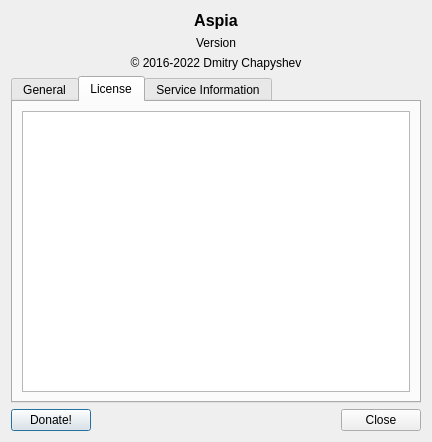
Qt form source/common/ui/about_dialog.ui (dchapyshev/aspia) before a commit.
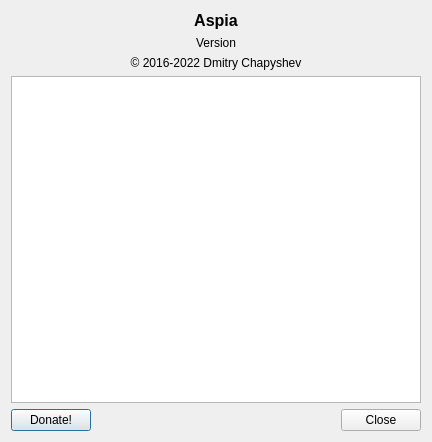
The same form after that commit. The open tabs and pages were chosen to show the change. Icons and pictures are not drawn.

Commit message: Simplify about dialog.

```diff
--- a/source/common/ui/about_dialog.ui
+++ b/source/common/ui/about_dialog.ui
@@ -13,7 +13,7 @@
   <property name="windowTitle">
    <string>About</string>
   </property>
-  <layout class="QVBoxLayout" name="verticalLayout_2">
+  <layout class="QVBoxLayout" name="verticalLayout">
    <item>
     <widget class="QLabel" name="label_name">
      <property name="font">
@@ -52,26 +52,16 @@
     </widget>
    </item>
    <item>
-    <widget class="QTabWidget" name="tabWidget">
-     <property name="currentIndex">
-      <number>0</number>
-     </property>
-     <widget class="QWidget" name="tab_general">
-      <attribute name="title">
-       <string>General</string>
-      </attribute>
-      <layout class="QVBoxLayout" name="verticalLayout">
-       <item>
         <widget class="QTextBrowser" name="text_edit">
          <property name="readOnly">
           <bool>true</bool>
          </property>
          <property name="html">
           <string notr="true">&lt;!DOCTYPE HTML PUBLIC &quot;-//W3C//DTD HTML 4.0//EN&quot; &quot;http://www.w3.org/TR/REC-html40/strict.dtd&quot;&gt;
-&lt;html&gt;&lt;head&gt;&lt;meta name=&quot;qrichtext&quot; content=&quot;1&quot; /&gt;&lt;style type=&quot;text/css&quot;&gt;
+&lt;html&gt;&lt;head&gt;&lt;meta name=&quot;qrichtext&quot; content=&quot;1&quot; /&gt;&lt;meta charset=&quot;utf-8&quot; /&gt;&lt;style type=&quot;text/css&quot;&gt;
 p, li { white-space: pre-wrap; }
-&lt;/style&gt;&lt;/head&gt;&lt;body style=&quot; font-family:'MS Shell Dlg 2'; font-size:8.25pt; font-weight:400; font-style:normal;&quot;&gt;
-&lt;p style=&quot;-qt-paragraph-type:empty; margin-top:0px; margin-bottom:0px; margin-left:0px; margin-right:0px; -qt-block-indent:0; text-indent:0px;&quot;&gt;&lt;br /&gt;&lt;/p&gt;&lt;/body&gt;&lt;/html&gt;</string>
+&lt;/style&gt;&lt;/head&gt;&lt;body style=&quot; font-family:'Segoe UI'; font-size:9pt; font-weight:400; font-style:normal;&quot;&gt;
+&lt;p style=&quot;-qt-paragraph-type:empty; margin-top:0px; margin-bottom:0px; margin-left:0px; margin-right:0px; -qt-block-indent:0; text-indent:0px; font-family:'MS Shell Dlg 2'; font-size:8.25pt;&quot;&gt;&lt;br /&gt;&lt;/p&gt;&lt;/body&gt;&lt;/html&gt;</string>
          </property>
          <property name="textInteractionFlags">
           <set>Qt::TextBrowserInteraction</set>
@@ -79,37 +69,6 @@
          <property name="openExternalLinks">
           <bool>true</bool>
          </property>
-        </widget>
-       </item>
-      </layout>
-     </widget>
-     <widget class="QWidget" name="tab">
-      <attribute name="title">
-       <string>License</string>
-      </attribute>
-      <layout class="QVBoxLayout" name="verticalLayout_4">
-       <item>
-        <widget class="QPlainTextEdit" name="edit_license">
-         <property name="readOnly">
-          <bool>true</bool>
-         </property>
-         <property name="plainText">
-          <string notr="true"/>
-         </property>
-        </widget>
-       </item>
-      </layout>
-     </widget>
-     <widget class="QWidget" name="tab_service">
-      <attribute name="title">
-       <string>Service Information</string>
-      </attribute>
-      <layout class="QVBoxLayout" name="verticalLayout_3">
-       <item>
-        <widget class="QListWidget" name="list_service"/>
-       </item>
-      </layout>
-     </widget>
     </widget>
    </item>
    <item>
```
Left out of the diff: 1 changed line with no effect on the pictures. Lines whose indentation alone changed are shown as unchanged. The commit also changes 29 other files.
